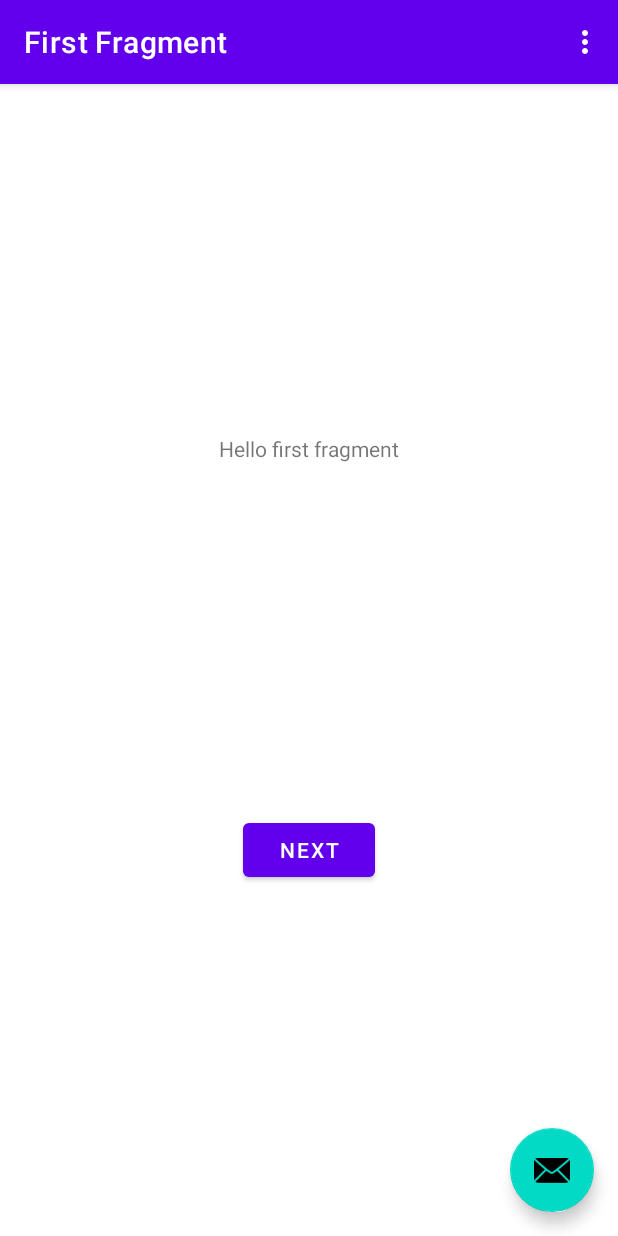
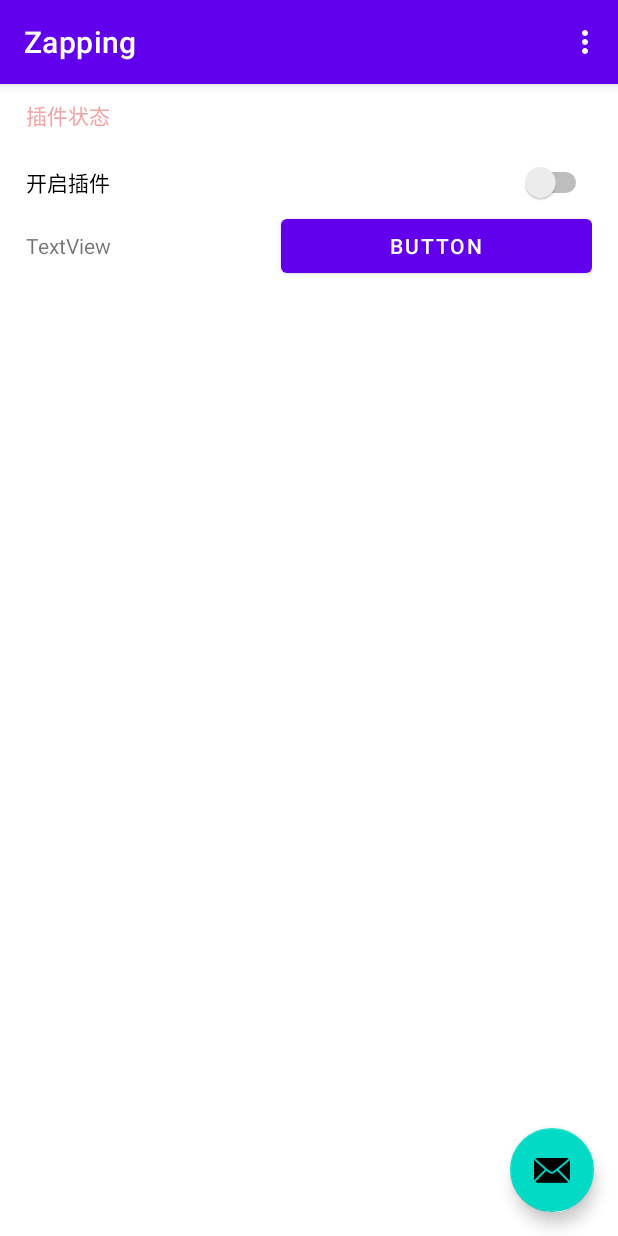
Before and after one commit to obaby/skip_ads_android, an Android app: the screen it shows after launch (MainActivity), on a phone screen of 412 x 824 dp. Run offline under Robolectric (Android 15) with nearby library versions, the phone set to English and light mode, and no system bars; our stand-ins replace navigation-ui; libraries missing offline, so code that uses them is left out: com.tencent.tinker, com.yorhp.recordlibrary; 3 statements that could not run were skipped.

Commit message:
更新页面

```diff
--- a/app/src/main/java/cn/org/obaby/adsskiper/FirstFragment.java
+++ b/app/src/main/java/cn/org/obaby/adsskiper/FirstFragment.java
@@ -29,13 +29,13 @@ public class FirstFragment extends Fragment {
     public void onViewCreated(@NonNull View view, Bundle savedInstanceState) {
         super.onViewCreated(view, savedInstanceState);
 
-        binding.buttonFirst.setOnClickListener(new View.OnClickListener() {
-            @Override
-            public void onClick(View view) {
-                NavHostFragment.findNavController(FirstFragment.this)
-                        .navigate(R.id.action_FirstFragment_to_SecondFragment);
-            }
-        });
+//        binding.buttonFirst.setOnClickListener(new View.OnClickListener() {
+//            @Override
+//            public void onClick(View view) {
+//                NavHostFragment.findNavController(FirstFragment.this)
+//                        .navigate(R.id.action_FirstFragment_to_SecondFragment);
+//            }
+//        });
     }
 
     @Override
--- a/app/src/main/res/layout/fragment_first.xml
+++ b/app/src/main/res/layout/fragment_first.xml
@@ -4,25 +4,77 @@
     xmlns:tools="http://schemas.android.com/tools"
     android:layout_width="match_parent"
     android:layout_height="match_parent"
+    android:paddingTop="10dp"
+    android:paddingLeft="@dimen/activity_horizontal_margin"
+    android:paddingRight="@dimen/activity_horizontal_margin"
     tools:context=".FirstFragment">
 
-    <TextView
-        android:id="@+id/textview_first"
-        android:layout_width="wrap_content"
-        android:layout_height="wrap_content"
-        android:text="@string/hello_first_fragment"
-        app:layout_constraintBottom_toTopOf="@id/button_first"
+    <LinearLayout
+        android:layout_width="match_parent"
+        android:layout_height="match_parent"
+        android:layout_marginStart="1dp"
+        android:layout_marginEnd="1dp"
+        android:orientation="vertical"
         app:layout_constraintEnd_toEndOf="parent"
         app:layout_constraintStart_toStartOf="parent"
-        app:layout_constraintTop_toTopOf="parent" />
+        app:layout_constraintTop_toTopOf="parent">
 
-    <Button
-        android:id="@+id/button_first"
-        android:layout_width="wrap_content"
-        android:layout_height="wrap_content"
-        android:text="@string/next"
-        app:layout_constraintBottom_toBottomOf="parent"
-        app:layout_constraintEnd_toEndOf="parent"
-        app:layout_constraintStart_toStartOf="parent"
-        app:layout_constraintTop_toBottomOf="@id/textview_first" />
+        <LinearLayout
+            android:layout_width="match_parent"
+            android:layout_height="wrap_content"
+            android:layout_weight="1"
+            android:orientation="vertical">
+
+            <TextView
+                android:id="@+id/textView5"
+                android:layout_width="match_parent"
+                android:layout_height="60dp"
+                android:layout_weight="1"
+                android:text="插件状态"
+                android:textColor="#F1A6A6" />
+
+            <Switch
+                android:id="@+id/switch1"
+                android:layout_width="match_parent"
+                android:layout_height="60dp"
+                android:layout_weight="1"
+                android:text="开启插件"
+                tools:ignore="TouchTargetSizeCheck" />
+        </LinearLayout>
+
+        <LinearLayout
+            android:layout_width="match_parent"
+            android:layout_height="wrap_content"
+            android:layout_weight="1"
+            android:orientation="horizontal">
+
+            <TextView
+                android:id="@+id/textView3"
+                android:layout_width="wrap_content"
+                android:layout_height="wrap_content"
+                android:layout_weight="1"
+                android:text="TextView" />
+        </LinearLayout>
+
+        <LinearLayout
+            android:layout_width="match_parent"
+            android:layout_height="match_parent"
+            android:layout_weight="1"
+            android:orientation="horizontal">
+
+            <TextView
+                android:id="@+id/textView4"
+                android:layout_width="wrap_content"
+                android:layout_height="wrap_content"
+                android:layout_weight="1"
+                android:text="TextView" />
+
+            <Button
+                android:id="@+id/button"
+                android:layout_width="wrap_content"
+                android:layout_height="wrap_content"
+                android:layout_weight="1"
+                android:text="Button" />
+        </LinearLayout>
+    </LinearLayout>
 </androidx.constraintlayout.widget.ConstraintLayout>
--- a/app/src/main/res/navigation/nav_graph.xml
+++ b/app/src/main/res/navigation/nav_graph.xml
@@ -8,7 +8,7 @@
     <fragment
         android:id="@+id/FirstFragment"
         android:name="cn.org.obaby.adsskiper.FirstFragment"
-        android:label="@string/first_fragment_label"
+        android:label="@string/app_name"
         tools:layout="@layout/fragment_first">
 
         <action
--- a/app/src/main/res/values/dimens.xml
+++ b/app/src/main/res/values/dimens.xml
@@ -1,3 +1,5 @@
 <resources>
     <dimen name="fab_margin">16dp</dimen>
+    <dimen name="activity_horizontal_margin">16dp</dimen>
+    <dimen name="activity_vertical_margin">16dp</dimen>
 </resources>
```
Also changed, not shown: app/src/main/res/drawable/ic_dashboard_black_24dp.xml (added, +9 -0 lines), app/src/main/res/drawable/ic_home_black_24dp.xml (added, +9 -0 lines), app/src/main/res/drawable/ic_notifications_black_24dp.xml (added, +9 -0 lines).
